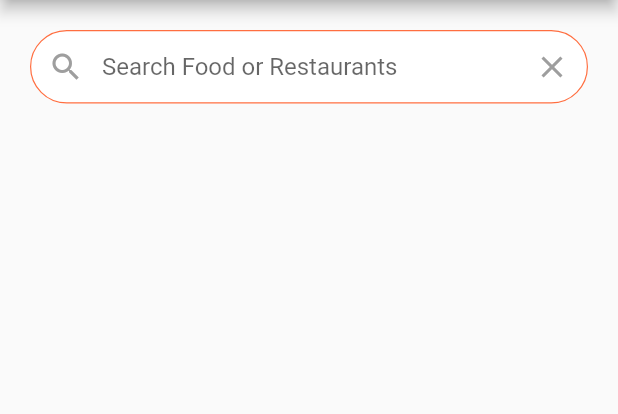
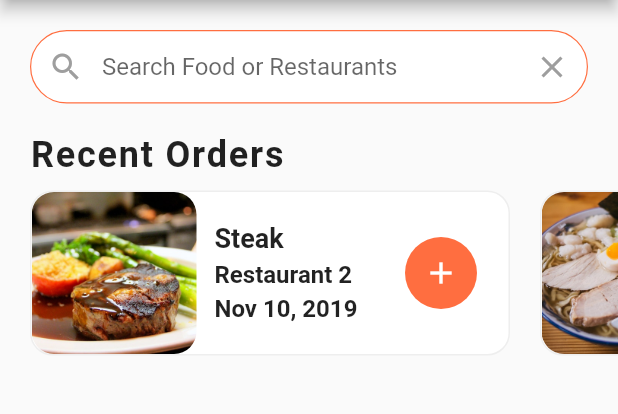
Before and after one commit to PassionPotter/Online-FoodDelivery-App, a Flutter app: the screen it shows after launch, on a phone screen of 412 x 824 dp, the part 105-519 px from its top. Run offline on Flutter 3.47's test engine with Material 2 defaults, Android fonts, the phone set to English and light mode, and no system bars.

Commit message:
adding recent orders list view

```diff
--- a/lib/screens/home_screen.dart
+++ b/lib/screens/home_screen.dart
@@ -1,5 +1,6 @@
 import 'package:flutter/material.dart';
 import 'package:food_delivery_app_ui/data/data.dart';
+import 'package:food_delivery_app_ui/widgets/recent_orders.dart';
 
 class HomeScreen extends StatelessWidget {
   const HomeScreen({Key? key}) : super(key: key);
@@ -54,6 +55,10 @@ class HomeScreen extends StatelessWidget {
               ),
             ),
           ),
+
+          // TODO: for Recent Orders
+          const RecentOrders(),
+
         ],
       ),
     );
--- /dev/null
+++ b/lib/widgets/recent_orders.dart
@@ -0,0 +1,127 @@
+import 'package:flutter/material.dart';
+
+import '/models/order.dart';
+import '/data/data.dart';
+
+class RecentOrders extends StatelessWidget {
+  const RecentOrders({Key? key}) : super(key: key);
+
+  Container _buildRecentOrders(BuildContext context, Order order) {
+    return Container(
+      margin: const EdgeInsets.all(10.0),
+      width: 320.0,
+      decoration: BoxDecoration(
+        color: Colors.white,
+        borderRadius: BorderRadius.circular(15.0),
+        border: Border.all(
+          width: 1.0,
+          color: Colors.grey[200]!,
+        ),
+      ),
+      child: Row(
+        children: <Widget>[
+          // TODO: order image
+          ClipRRect(
+            borderRadius: BorderRadius.circular(15.0),
+            child: Image.asset(
+              order.food!.imageUrl!,
+              height: 120.0,
+              width: 110.0,
+              fit: BoxFit.cover,
+            ),
+          ),
+
+          // TODO: order information column
+          Expanded(
+            child: Padding(
+              padding: const EdgeInsets.all(12.0),
+              child: Column(
+                crossAxisAlignment: CrossAxisAlignment.start,
+                mainAxisAlignment: MainAxisAlignment.center,
+                children: <Widget>[
+                  Text(
+                    order.food!.name!,
+                    overflow: TextOverflow.ellipsis,
+                    style: const TextStyle(
+                      fontSize: 18.0,
+                      fontWeight: FontWeight.bold,
+                    ),
+                  ),
+                  const SizedBox(height: 4.0),
+                  Text(
+                    order.restaurant!.name!,
+                    overflow: TextOverflow.ellipsis,
+                    style: const TextStyle(
+                      fontSize: 16.0,
+                      fontWeight: FontWeight.w600,
+                    ),
+                  ),
+                  const SizedBox(height: 4.0),
+                  Text(
+                    order.date!,
+                    overflow: TextOverflow.ellipsis,
+                    style: const TextStyle(
+                      fontSize: 16.0,
+                      fontWeight: FontWeight.w600,
+                    ),
+                  ),
+                ],
+              ),
+            ),
+          ),
+          // TODO: order add BTN
+          const SizedBox(height: 4.0),
+          Container(
+            margin: const EdgeInsets.only(right: 20.0),
+            width: 50.0,
+            decoration: BoxDecoration(
+              color: Theme.of(context).primaryColor,
+              shape: BoxShape.circle,
+            ),
+            child: IconButton(
+              onPressed: () {},
+              icon: const Icon(Icons.add, color: Colors.white),
+            ),
+          ),
+        ],
+      ),
+    );
+  }
+
+  @override
+  Widget build(BuildContext context) {
+    return Column(
+      crossAxisAlignment: CrossAxisAlignment.start,
+      children: <Widget>[
+        // TODO: Recent Orders Title Text
+        const Padding(
+          padding: EdgeInsets.symmetric(horizontal: 20.0),
+          child: Text(
+            'Recent Orders',
+            textAlign: TextAlign.left,
+            style: TextStyle(
+              fontSize: 24.0,
+              fontWeight: FontWeight.w600,
+              letterSpacing: 1.2,
+            ),
+          ),
+        ),
+
+        // TODO: Recent Orders List Items
+        SizedBox(
+          height: 130.0,
+          child: ListView.builder(
+            physics: const BouncingScrollPhysics(),
+            padding: const EdgeInsets.only(left: 10.0),
+            scrollDirection: Axis.horizontal,
+            itemCount: currentUser.orders!.length,
+            itemBuilder: (context, index) {
+              Order order = currentUser.orders![index];
+              return _buildRecentOrders(context, order);
+            },
+          ),
+        ),
+      ],
+    );
+  }
+}
```
